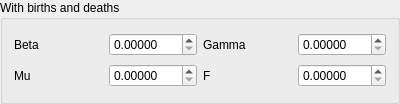
First picture: the form in epipy/resources/ui/sirswbadgroupbox.ui, repository ckaus/EpiPy, before the edit.
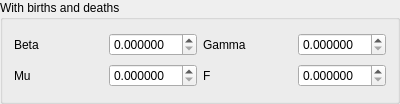
Second picture: the form after the edit.

Patch:
```diff
--- a/epipy/resources/ui/sirswbadgroupbox.ui
+++ b/epipy/resources/ui/sirswbadgroupbox.ui
@@ -27,7 +27,7 @@
    <item row="0" column="1">
     <widget class="QDoubleSpinBox" name="beta_spin_box">
      <property name="decimals">
-      <number>5</number>
+      <number>6</number>
      </property>
      <property name="minimum">
       <double>0.000000000000000</double>
@@ -47,7 +47,7 @@
    <item row="0" column="3">
     <widget class="QDoubleSpinBox" name="gamma_spin_box">
      <property name="decimals">
-      <number>5</number>
+      <number>6</number>
      </property>
      <property name="singleStep">
       <double>0.000001000000000</double>
@@ -64,7 +64,7 @@
    <item row="1" column="1">
     <widget class="QDoubleSpinBox" name="mu_spin_box">
      <property name="decimals">
-      <number>5</number>
+      <number>6</number>
      </property>
      <property name="singleStep">
       <double>0.000001000000000</double>
@@ -81,7 +81,10 @@
    <item row="1" column="3">
     <widget class="QDoubleSpinBox" name="f_spin_box">
      <property name="decimals">
-      <number>5</number>
+      <number>6</number>
+     </property>
+     <property name="singleStep">
+      <double>0.000001000000000</double>
      </property>
     </widget>
    </item>
```
